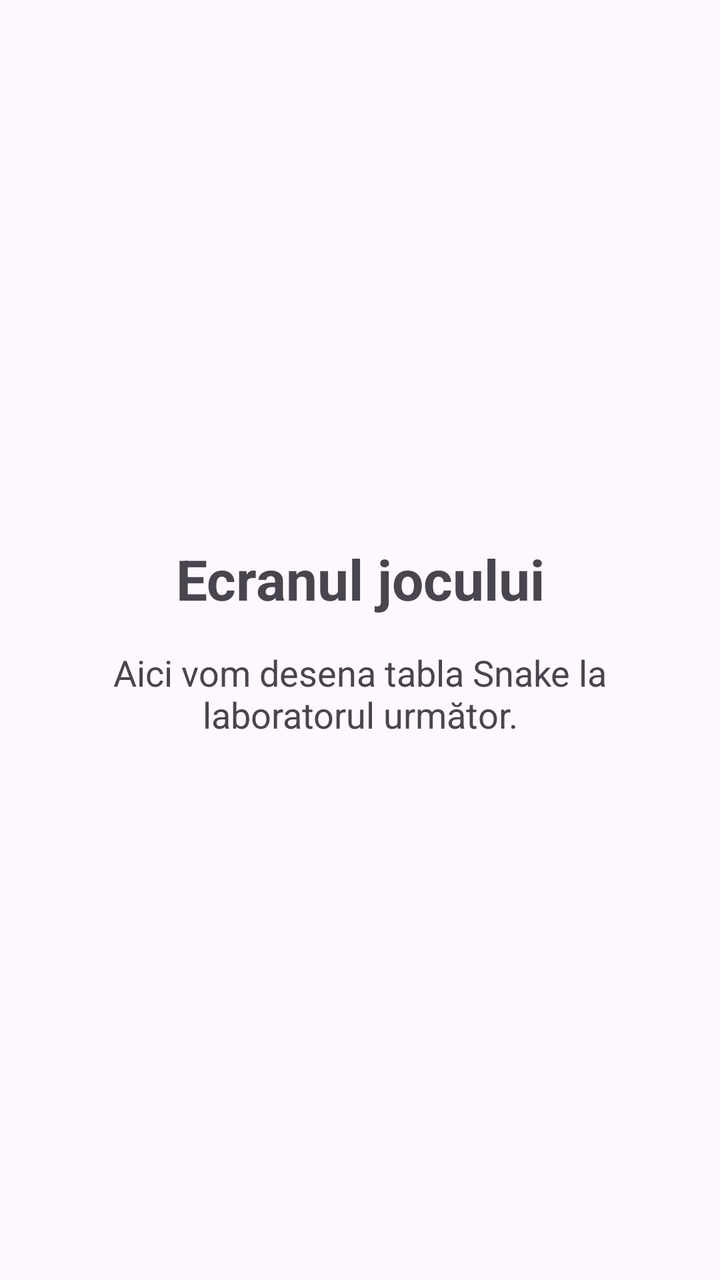
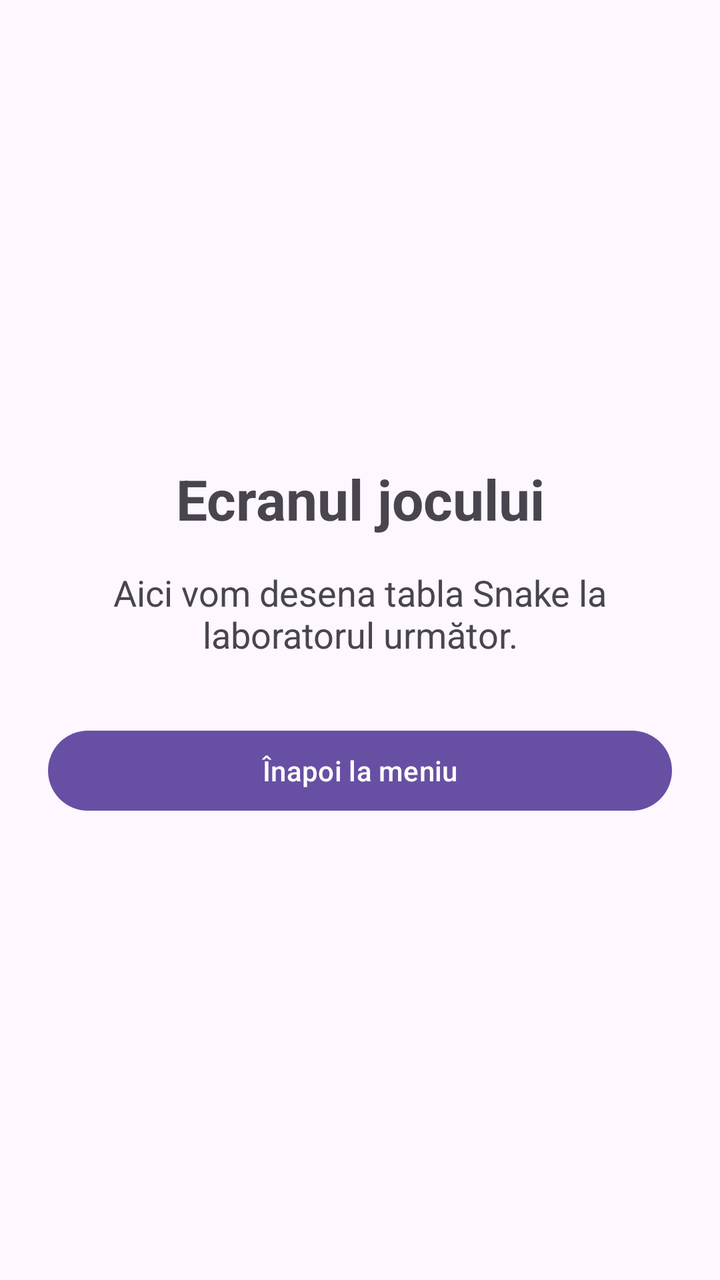

Two renders of the same Android screen: before a commit and after it. Below are the layout's source before the change and the commit's diff.
<!-- AndroidManifest.xml: application theme Theme.Lab01HelloAndroid -->
<!-- res/layout/activity_game.xml -->
<?xml version="1.0" encoding="utf-8"?>
<LinearLayout xmlns:android="http://schemas.android.com/apk/res/android"
    android:id="@+id/gameRoot"
    android:layout_width="match_parent"
    android:layout_height="match_parent"
    android:orientation="vertical">

    <LinearLayout
        android:layout_width="match_parent"
        android:layout_height="match_parent"
        android:orientation="vertical"
        android:gravity="center"
        android:padding="24dp">

        <TextView
            android:layout_width="match_parent"
            android:layout_height="wrap_content"
            android:gravity="center"
            android:text="@string/game_title"
            android:textSize="28sp"
            android:textStyle="bold" />

        <TextView
            android:layout_width="match_parent"
            android:layout_height="wrap_content"
            android:layout_marginTop="16dp"
            android:gravity="center"
            android:text="@string/game_placeholder"
            android:textSize="18sp" />

        
    </LinearLayout>
</LinearLayout>
<!-- resources referenced by this layout -->
<resources>
  <string name="game_placeholder">Aici vom desena tabla Snake la laboratorul următor.</string>
  <string name="game_title">Ecranul jocului</string>
  <style name="Theme.Lab01HelloAndroid" parent="Base.Theme.Lab01HelloAndroid" />
  <style name="Base.Theme.Lab01HelloAndroid" parent="Theme.Material3.DayNight.NoActionBar">
          
          
      </style>
</resources>

<!-- the commit's change to res/layout/activity_game.xml (unified diff, before → after) -->
@@ -28,6 +28,12 @@
             android:text="@string/game_placeholder"
             android:textSize="18sp" />
 
-        
+        <Button
+            android:id="@+id/buttonBack"
+            android:layout_width="match_parent"
+            android:layout_height="wrap_content"
+            android:layout_marginTop="32dp"
+            android:text="@string/back_to_menu" />
+
     </LinearLayout>
 </LinearLayout>
<!-- resource entries referenced after the edit -->
@@ -1,5 +1,6 @@
 <!-- resources referenced by this layout -->
 <resources>
+  <string name="back_to_menu">Înapoi la meniu</string>
   <string name="game_placeholder">Aici vom desena tabla Snake la laboratorul următor.</string>
   <string name="game_title">Ecranul jocului</string>
   <style name="Theme.Lab01HelloAndroid" parent="Base.Theme.Lab01HelloAndroid" />
